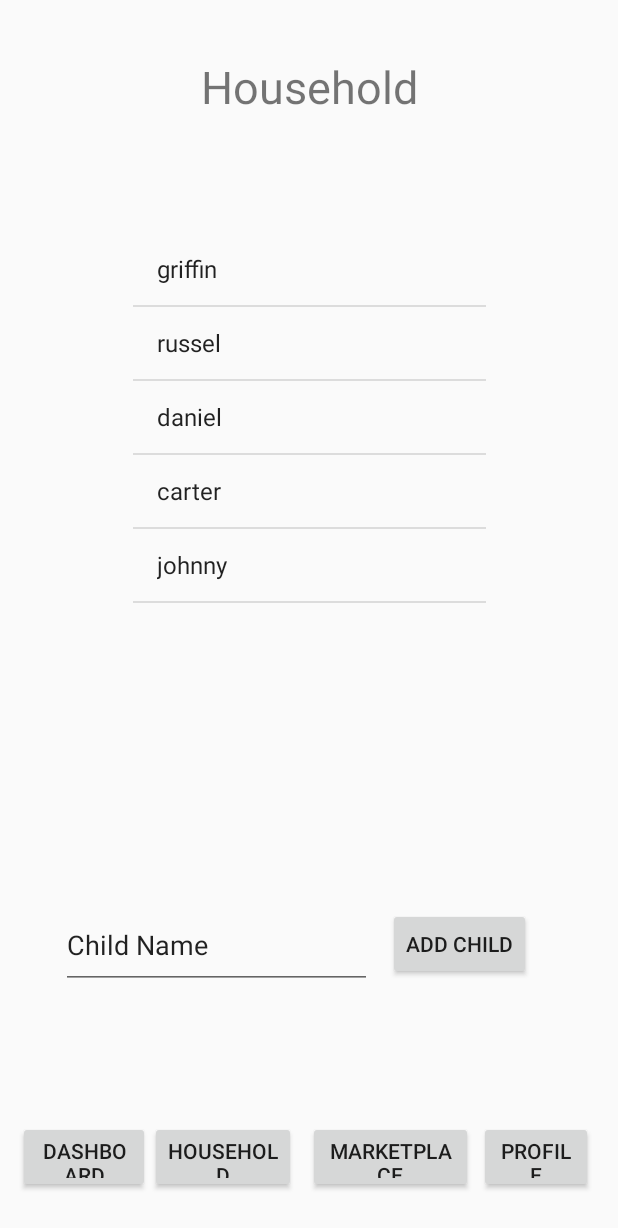
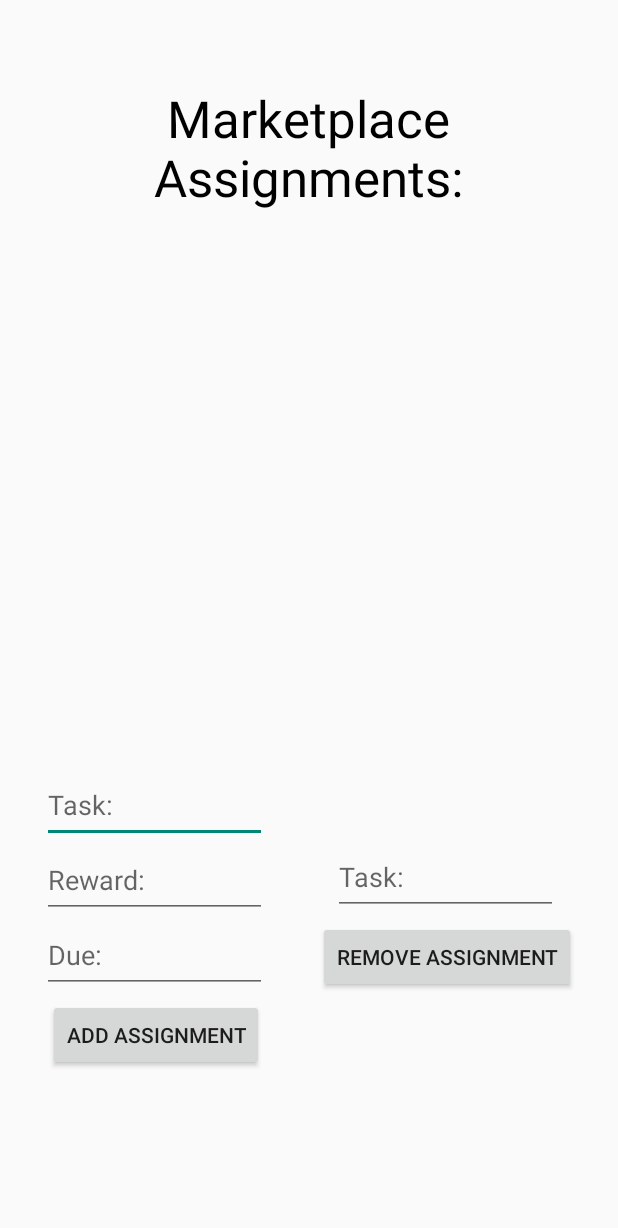
Before and after one commit to asiansnoodle/Chore-Dojo, an Android app built with Jetpack Compose: the screen it shows after launch (HouseholdActivity before the commit, ParentMarketplaceActivity after it), after a tap on an icon or button, on a phone screen of 412 x 824 dp. Shown: the top 1228 px of the screen. Run offline under Robolectric (Android 15) with nearby library versions, the phone set to English and light mode, and no system bars.

Commit message:
I added the Parent Marketplace Assignment page. You can navigate to the marketplace page through the Household page. youcan add/remove assignments, but userdata for the assignments don't save yet.

```diff
--- a/app/src/main/AndroidManifest.xml
+++ b/app/src/main/AndroidManifest.xml
@@ -38,6 +38,14 @@
                 <category android:name="android.intent.category.LAUNCHER" />
             </intent-filter>
         </activity>
+
+        <activity
+            android:windowSoftInputMode="adjustPan"
+            android:name=".ParentMarketplaceActivity"
+            android:exported="true"
+            android:label="@string/app_name"
+            android:theme="@style/Theme.ChoreDojo24"/>
+
     </application>
 
 </manifest>
--- a/app/src/main/java/edu/utsa/chore_dojo24/HouseholdActivity.java
+++ b/app/src/main/java/edu/utsa/chore_dojo24/HouseholdActivity.java
@@ -95,8 +95,8 @@ public class HouseholdActivity extends ComponentActivity {
         marketButton.setOnClickListener(new View.OnClickListener() {
             @Override
             public void onClick(View v) {
-                // Intent intent = new Intent(HouseholdActivity.this, MarketplaceActivity.class);
-                //startActivity(intent);
+                Intent intent = new Intent(HouseholdActivity.this, ParentMarketplaceActivity.class);
+                startActivity(intent);
             }
         });
 
--- /dev/null
+++ b/app/src/main/java/edu/utsa/chore_dojo24/ParentMarketplaceActivity.java
@@ -0,0 +1,88 @@
+package edu.utsa.chore_dojo24;
+
+import android.os.Bundle;
+import android.view.View;
+import android.widget.ArrayAdapter;
+import android.widget.Button;
+import android.widget.EditText;
+import android.widget.ListView;
+import android.widget.Toast;
+
+import androidx.activity.ComponentActivity;
+
+import java.util.ArrayList;
+import java.util.List;
+
+public class ParentMarketplaceActivity extends ComponentActivity {
+
+    ListView task_list_view;
+    ArrayList<String> task_list;
+    Button btnAddTask;
+    Button btnRemoveTask;
+    EditText taskInput;
+    EditText rewardInput;
+    EditText dueDateInput;
+    EditText taskRemoveInput;
+    ArrayAdapter<String> arrayAdapter;
+
+    String[] taskLine = null;
+
+    public void onCreate(Bundle savedInstanceState) {
+        super.onCreate(savedInstanceState);
+        setContentView(R.layout.parent_marketplace);
+
+        task_list_view = (ListView) findViewById(R.id.task_list);
+        btnAddTask = (Button) findViewById(R.id.btn_add_task);
+        btnRemoveTask = (Button) findViewById(R.id.btn_remove_task);
+        taskInput = (EditText) findViewById(R.id.task_input);
+        rewardInput = (EditText) findViewById(R.id.reward_input);
+        dueDateInput = (EditText) findViewById(R.id.due_date_input);
+        taskRemoveInput = (EditText) findViewById(R.id.task_remove_input);
+
+        task_list = new ArrayList<String>();
+        arrayAdapter = new ArrayAdapter<String>(getApplicationContext(),
+                android.R.layout.simple_list_item_1, task_list);
+
+        btnAddTask.setOnClickListener(new View.OnClickListener() {
+            @Override
+            public void onClick(View v) {
+                String task = taskInput.getText().toString();
+                String reward = rewardInput.getText().toString();
+                String dueDate = dueDateInput.getText().toString();
+
+                String taskFinished = "TASK: " + task + ", " + "REWARD: " +reward + ", " + "DUE: " +dueDate;
+
+                task_list.add(taskFinished);
+                task_list_view.setAdapter(arrayAdapter);
+                arrayAdapter.notifyDataSetChanged();
+
+                taskInput.setText("");
+                rewardInput.setText("");
+                dueDateInput.setText("");
+            }
+        });
+
+        btnRemoveTask.setOnClickListener(new View.OnClickListener() {
+            @Override
+            public void onClick(View v) {
+                // Toast.makeText(getBaseContext(),(String)taskToRemove, Toast.LENGTH_SHORT).show();
+                for (int i=0; i<task_list.size(); i++){
+                    String taskToRemove = taskRemoveInput.getText().toString();
+                    taskLine = task_list.get(i).split(",");
+                    // Toast.makeText(getBaseContext(),(String)taskLine[0], Toast.LENGTH_LONG).show();
+                    if (taskLine[0].equals("TASK: " + taskToRemove)){
+                        task_list.remove(i);
+                        arrayAdapter.notifyDataSetChanged();
+                        break;
+                    }
+                    else {
+                        Toast.makeText(getBaseContext(), "Task not found", Toast.LENGTH_LONG).show();
+                    }
+                }
+                taskRemoveInput.setText("");
+            }
+        });
+
+    }
+
+}
--- /dev/null
+++ b/app/src/main/res/layout/parent_marketplace.xml
@@ -0,0 +1,96 @@
+<?xml version="1.0" encoding="utf-8"?>
+<androidx.constraintlayout.widget.ConstraintLayout xmlns:android="http://schemas.android.com/apk/res/android"
+    xmlns:app="http://schemas.android.com/apk/res-auto"
+    xmlns:tools="http://schemas.android.com/tools"
+    android:id="@+id/constraintLayout"
+    android:layout_width="match_parent"
+    android:layout_height="match_parent">
+
+    <TextView
+        android:id="@+id/parent_marketplace_title"
+        android:layout_width="294dp"
+        android:layout_height="86dp"
+        android:layout_marginTop="56dp"
+        android:text="@string/parent_marketplace_title_txt"
+        android:textAlignment="center"
+        android:textColor="@color/black"
+        android:textSize="34sp"
+        app:layout_constraintEnd_toEndOf="parent"
+        app:layout_constraintHorizontal_bias="0.495"
+        app:layout_constraintStart_toStartOf="parent"
+        app:layout_constraintTop_toTopOf="parent"></TextView>
+
+    <ListView
+        android:id="@+id/task_list"
+        android:layout_width="328dp"
+        android:layout_height="262dp"
+        android:layout_marginTop="48dp"
+        app:layout_constraintEnd_toEndOf="parent"
+        app:layout_constraintStart_toStartOf="parent"
+        app:layout_constraintTop_toBottomOf="@+id/parent_marketplace_title"></ListView>
+
+    <EditText
+        android:id="@+id/task_input"
+        android:layout_width="150dp"
+        android:layout_height="50dp"
+        android:layout_marginStart="28dp"
+        android:layout_marginTop="60dp"
+        android:ems="10"
+        android:hint="@string/task_inp_txt"
+        android:inputType="text"
+        app:layout_constraintStart_toStartOf="parent"
+        app:layout_constraintTop_toBottomOf="@+id/task_list" />
+
+    <EditText
+        android:id="@+id/reward_input"
+        android:layout_width="150dp"
+        android:layout_height="50dp"
+        android:ems="10"
+        android:hint="@string/reward_inp_txt"
+        android:inputType="text"
+        app:layout_constraintStart_toStartOf="@+id/task_input"
+        app:layout_constraintTop_toBottomOf="@+id/task_input" />
+
+    <EditText
+        android:id="@+id/due_date_input"
+        android:layout_width="150dp"
+        android:layout_height="50dp"
+        android:ems="10"
+        android:hint="@string/due_date_inp_txt"
+        android:inputType="text"
+        app:layout_constraintStart_toStartOf="@+id/reward_input"
+        app:layout_constraintTop_toBottomOf="@+id/reward_input" />
+
+    <Button
+        android:id="@+id/btn_add_task"
+        android:layout_width="wrap_content"
+        android:layout_height="wrap_content"
+        android:layout_marginStart="32dp"
+        android:layout_marginTop="4dp"
+        android:text="@string/btn_add_task_txt"
+        app:layout_constraintStart_toStartOf="parent"
+        app:layout_constraintTop_toBottomOf="@+id/due_date_input" />
+
+    <EditText
+        android:id="@+id/task_remove_input"
+        android:layout_width="150dp"
+        android:layout_height="50dp"
+        android:layout_marginTop="108dp"
+        android:layout_marginEnd="40dp"
+        android:ems="10"
+        android:hint="@string/task_remove_input_txt"
+        android:inputType="text"
+        app:layout_constraintEnd_toEndOf="parent"
+        app:layout_constraintTop_toBottomOf="@+id/task_list" />
+
+    <Button
+        android:id="@+id/btn_remove_task"
+        android:layout_width="wrap_content"
+        android:layout_height="wrap_content"
+        android:layout_marginTop="4dp"
+        android:layout_marginEnd="28dp"
+        android:text="@string/btn_remove_txt"
+        app:layout_constraintEnd_toEndOf="parent"
+        app:layout_constraintTop_toBottomOf="@+id/task_remove_input" />
+
+</androidx.constraintlayout.widget.ConstraintLayout>
--- a/app/src/main/res/values/strings.xml
+++ b/app/src/main/res/values/strings.xml
@@ -7,4 +7,11 @@
     <string name="ChildBttn">Add Child</string>
     <string name="AddChild">Child Name</string>
     <string name="ChildList">Child List</string>
+    <string name="parent_marketplace_title_txt">Marketplace Assignments:</string>
+    <string name="task_inp_txt">Task:</string>
+    <string name="reward_inp_txt">Reward:</string>
+    <string name="due_date_inp_txt">Due:</string>
+    <string name="btn_add_task_txt">Add Assignment</string>
+    <string name="task_remove_input_txt">Task:</string>
+    <string name="btn_remove_txt">Remove Assignment</string>
 </resources>
```
